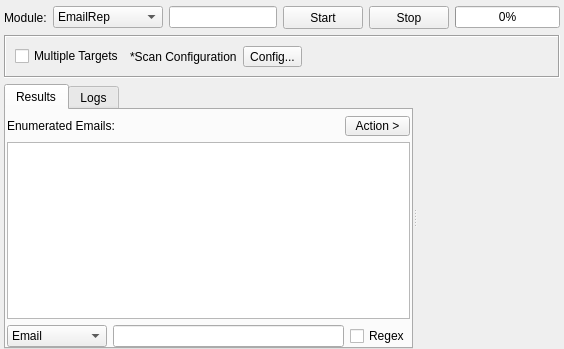
This is sub3suite/src/enums/email/EmailEnum.ui in 3nock/OTE as Qt 5 draws it before an edit. The edited form follows.
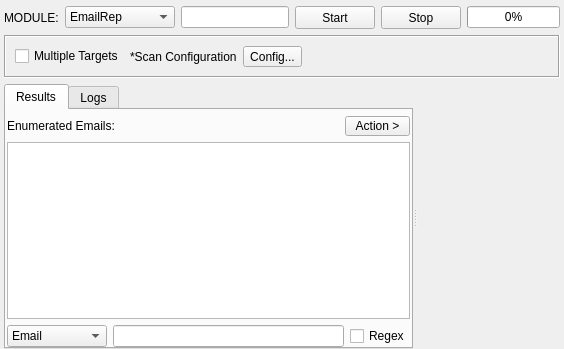
This is the edited form. Custom widgets are drawn as their Qt base class.

```diff
--- a/sub3suite/src/enums/email/EmailEnum.ui
+++ b/sub3suite/src/enums/email/EmailEnum.ui
@@ -31,7 +31,7 @@
      <item>
       <widget class="QLabel" name="labelModule">
        <property name="text">
-        <string>Module:</string>
+        <string>MODULE:</string>
        </property>
       </widget>
      </item>
```
Left out of the diff: 2 changed lines with no effect on the pictures.
